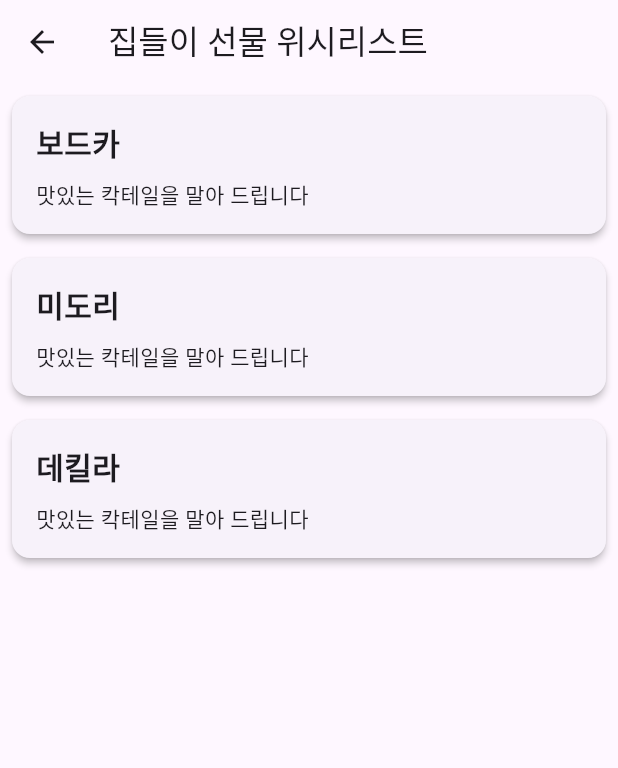
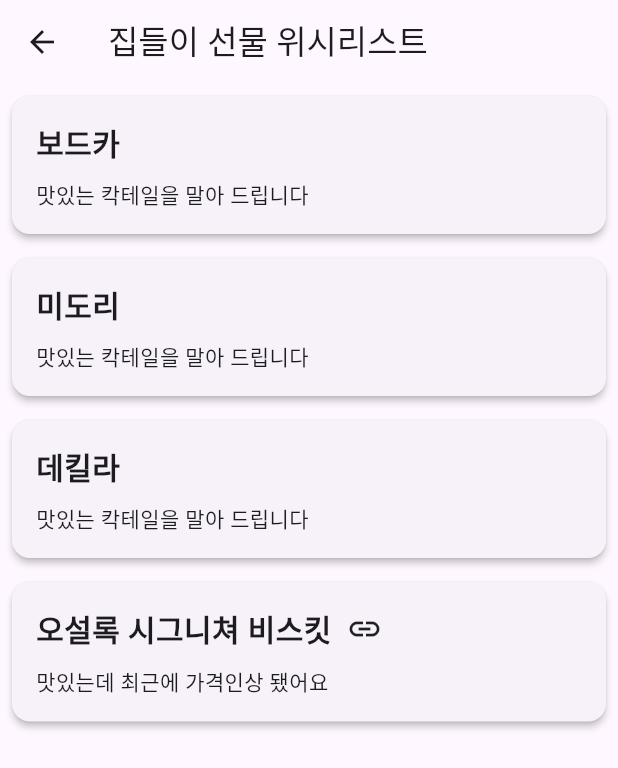
Before and after one commit to sechiyo97/daynyong_house_flutter, a Flutter app: the screen it shows after launch, after a tap on "집들이 선물 위시리스트", on a phone screen of 412 x 824 dp. Shown: the top 768 px of the screen. Run offline on Flutter 3.47's test engine with Material 3 defaults, Android fonts, the phone set to English and light mode, and no system bars; our stand-ins replace csv, get.

Commit message:
위시리스트에 링크 추가

```diff
--- a/assets/csv/daynyong-house-wishlists.csv
+++ b/assets/csv/daynyong-house-wishlists.csv
@@ -1,4 +1,5 @@
-이름,설명
+이름,설명,링크
 보드카,맛있는 칵테일을 말아 드립니다
 미도리,맛있는 칵테일을 말아 드립니다
 데킬라,맛있는 칵테일을 말아 드립니다
+오설록 시그니쳐 비스킷,맛있는데 최근에 가격인상 됐어요,https://m.coupang.com/vm/products/7153676696?itemId=20036676379&q=%EC%98%A4%EC%84%A4%EB%A1%9D+%EC%8B%9C%EA%B7%B8%EB%8B%88%EC%B3%90+%EB%B9%84%EC%8A%A4%ED%82%B7&sourceType=search&searchId=f72295a066da41cba511d6d3467d6196&filterKey=&wTrackId=17041194210461483248778_1712673799107&wEntrySource=srp_product_click&uriScheme=uriScheme
--- /dev/null
+++ b/lib/boardgames/component/link_icon.dart
@@ -0,0 +1,25 @@
+import 'package:flutter/material.dart';
+import 'package:url_launcher/url_launcher.dart';
+
+class LinkIcon extends StatelessWidget {
+  final String url;
+
+  const LinkIcon({super.key, required this.url});
+
+  @override
+  Widget build(BuildContext context) {
+    return GestureDetector(
+      onTap: () => _launchURL(url),
+      child: const Icon(Icons.link),
+    );
+  }
+
+  Future<void> _launchURL(String url) async {
+    Uri uri = Uri.parse(url);
+    if (await canLaunchUrl(uri)) {
+      await launchUrl(uri);
+    } else {
+      throw 'Could not launch $url';
+    }
+  }
+}
--- a/lib/main.dart
+++ b/lib/main.dart
@@ -7,10 +7,13 @@ import 'package:get/get.dart';
 import 'main_screen.dart';
 
 void main() {
-  runApp(MyApp());
+  WidgetsFlutterBinding.ensureInitialized();
+  runApp(const MyApp());
 }
 
 class MyApp extends StatelessWidget {
+  const MyApp({super.key});
+
   @override
   Widget build(BuildContext context) {
     return GetMaterialApp(
--- a/lib/wishlists/component/wishlist_tile.dart
+++ b/lib/wishlists/component/wishlist_tile.dart
@@ -1,3 +1,6 @@
+import 'dart:io';
+
+import 'package:daynyong_house_flutter/boardgames/component/link_icon.dart';
 import 'package:flutter/material.dart';
 
 import '../model/wishlist.dart';
@@ -17,6 +20,8 @@ class WishlistTile extends StatelessWidget {
         child: Column(
           crossAxisAlignment: CrossAxisAlignment.start,
           children: [
+            Row(
+              children: [
                 Text(
                   wishlist.name,
                   style: const TextStyle(
@@ -24,10 +29,17 @@ class WishlistTile extends StatelessWidget {
                     fontWeight: FontWeight.bold,
                   ),
                 ),
+                if (wishlist.link != null) const SizedBox(width: 10),
+                if (wishlist.link != null)
+                  LinkIcon(
+                    url: wishlist.link!,
+                  )
+              ],
+            ),
             const SizedBox(height: 10),
             Text(
               wishlist.description,
-            )
+            ),
           ],
         ),
       ),
--- a/lib/wishlists/model/wishlist.dart
+++ b/lib/wishlists/model/wishlist.dart
@@ -1,16 +1,19 @@
 class Wishlist {
   final String name;
   final String description;
+  final String? link;
 
   Wishlist({
     required this.name,
     required this.description,
+    this.link
   });
 
   factory Wishlist.fromCsvRow(List<dynamic> row) {
     return Wishlist(
       name: row[0].toString(),
       description: row[1].toString(),
+      link: (row.length >= 3) ? row[2].toString() : null
     );
   }
 }
--- a/pubspec.yaml
+++ b/pubspec.yaml
@@ -32,6 +32,7 @@ dependencies:
     sdk: flutter
   csv: ^6.0.0
   get: ^4.6.5
+  url_launcher: ^6.2.5
 
   # The following adds the Cupertino Icons font to your application.
   # Use with the CupertinoIcons class for iOS style icons.
```
Also changed, not shown: assets/csv/daynyong-house-boardgames.csv (+1 -1 lines), pubspec.lock, 1 other file. Lines whose indentation alone changed are shown as unchanged.
